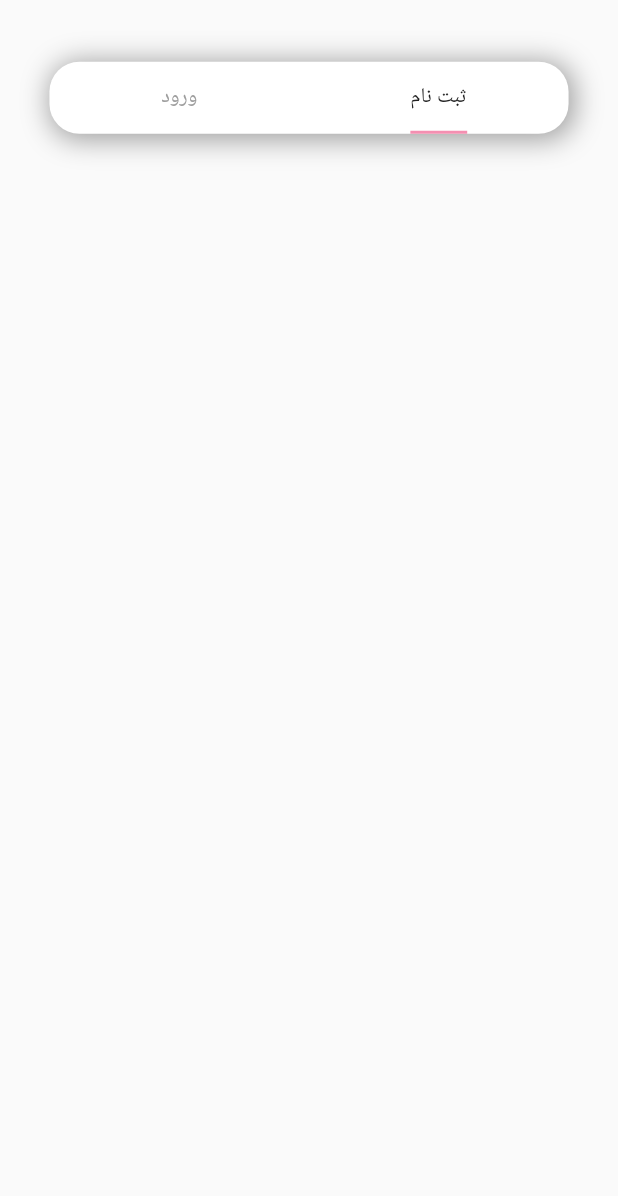
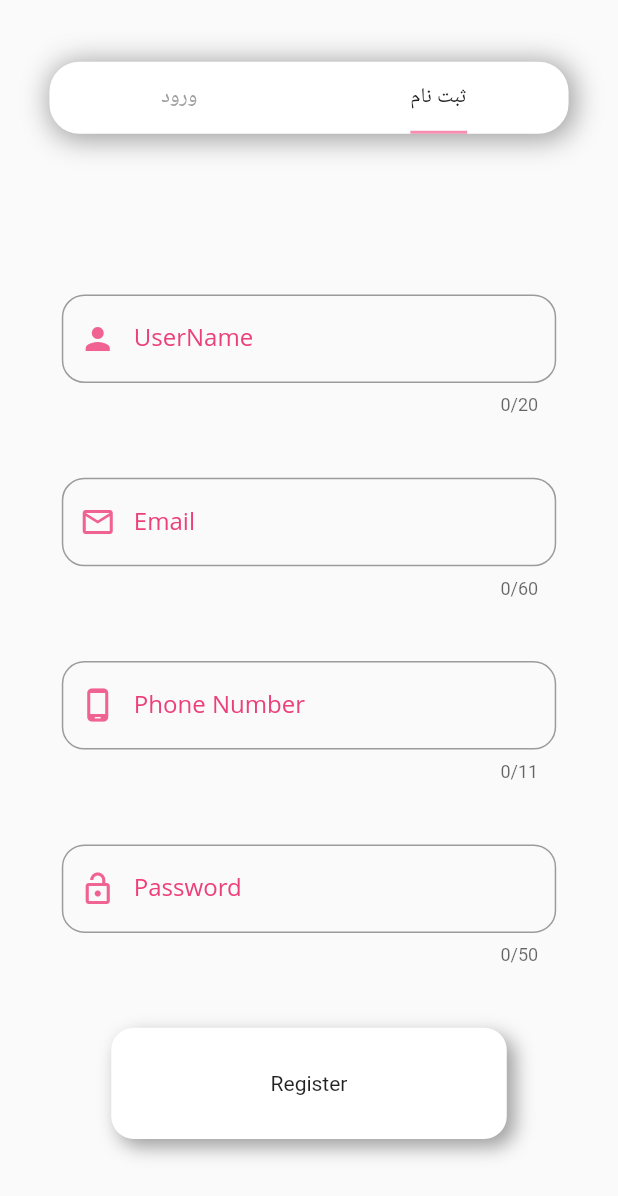
Before and after one commit to nimashahahmadian/SonayMobile, a Flutter app: the screen it shows after launch, tab 2 chosen, on a phone screen of 412 x 824 dp. Shown: the top 1196 px of the screen. Run offline on Flutter 3.47's test engine with Material 2 defaults, Android fonts, the phone set to English and light mode, and no system bars; our stand-ins replace animated_text_kit; Roboto replaces fonts that are missing (ir-sans).

Commit message:
lesser changes

```diff
--- a/lib/modules/signup.dart
+++ b/lib/modules/signup.dart
@@ -10,8 +10,92 @@ class signup extends StatefulWidget {
 class _signupState extends State<signup> {
   @override
   Widget build(BuildContext context) {
+    TextEditingController namecont = TextEditingController();
+    TextEditingController passcont = TextEditingController();
+    TextEditingController mailcont = TextEditingController();
+    TextEditingController phonecont = TextEditingController();
+    var wi = MediaQuery.of(context).size.width;
+    var he = MediaQuery.of(context).size.height;
     return Scaffold(
-      body: SafeArea(child: Container()),
+      body: SafeArea(
+          child: Container(
+        child: ListView(children: <Widget>[
+          SizedBox(
+            height: he * .08,
+          ),
+          fieldbuilder(wi, he, 'UserName', namecont, 20,
+              icon: Icons.person, inputtype: TextInputType.name),
+          SizedBox(
+            height: he * .05,
+          ),
+          fieldbuilder(wi, he, 'Email', mailcont, 60,
+              icon: Icons.email_outlined,
+              inputtype: TextInputType.emailAddress),
+          SizedBox(
+            height: he * .05,
+          ),
+          fieldbuilder(wi, he, 'Phone Number', phonecont, 11,
+              icon: Icons.phone_android_outlined,
+              inputtype: TextInputType.phone),
+          SizedBox(
+            height: he * .05,
+          ),
+          fieldbuilder(wi, he, 'Password', passcont, 50,
+              icon: Icons.lock_open_outlined,
+              inputtype: TextInputType.name,
+              obscured: true),
+          SizedBox(
+            height: he * .05,
+          ),
+          Container(
+            constraints: BoxConstraints(minHeight: he * .09, minWidth: wi * .3),
+            margin: EdgeInsets.symmetric(horizontal: wi * .18),
+            decoration: BoxDecoration(
+                borderRadius: BorderRadius.circular(15),
+                color: Colors.white,
+                boxShadow: [
+                  BoxShadow(
+                      color: Colors.grey, blurRadius: 10, offset: Offset(5, 5))
+                ]),
+            child: Center(
+              child: InkWell(
+                onTap: () {},
+                child: Text('Register'),
+              ),
+            ),
+          ),
+          SizedBox(
+            height: he * .05,
+          ),
+        ]),
+      )),
+    );
+  }
+
+  Widget fieldbuilder(
+      var wi, var he, String label, TextEditingController cont, int mxlength,
+      {IconData? icon, TextInputType? inputtype, bool obscured = false}) {
+    return Container(
+      margin: EdgeInsets.symmetric(horizontal: wi * .1),
+      child: TextField(
+          maxLength: mxlength,
+          obscureText: obscured,
+          keyboardType: inputtype,
+          textInputAction: TextInputAction.none,
+          controller: cont,
+          cursorColor: Colors.grey,
+          decoration: InputDecoration(
+              prefixIcon: Icon(
+                icon,
+                color: Colors.pink[300],
+              ),
+              labelStyle:
+                  TextStyle(color: Colors.pink[400], fontFamily: 'sans'),
+              label: Text(label),
+              focusedBorder:
+                  OutlineInputBorder(borderRadius: BorderRadius.circular(15)),
+              border:
+                  OutlineInputBorder(borderRadius: BorderRadius.circular(15)))),
     );
   }
 }
```
Also changed, not shown: lib/modules/signin.dart (+82 -1 lines).
